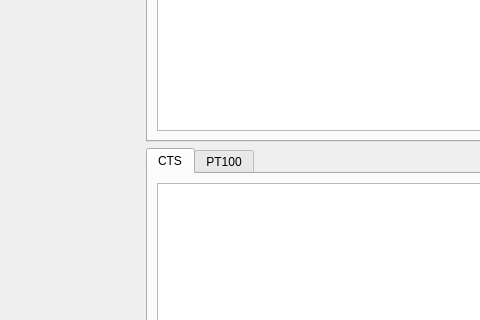
Above: comet_longterm/centralwidget.ui from hephy-dd/comet-longterm before the change; both pictures show x 251 to 731 and y 149 to 469 of the 978 by 587 pixel window. Below: the same form after it.
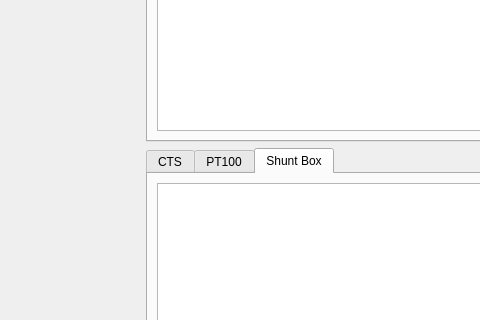
That is the form after the change. The open tabs and pages were chosen to show the change. Custom widgets are drawn as their Qt base class.

Commit message: refactored, added shunt box monitoring plot

What changed in the file:
```diff
--- a/comet_longterm/centralwidget.ui
+++ b/comet_longterm/centralwidget.ui
@@ -121,6 +121,16 @@
          </item>
         </layout>
        </widget>
+       <widget class="QWidget" name="shuntBoxTab">
+        <attribute name="title">
+         <string>Shunt Box</string>
+        </attribute>
+        <layout class="QGridLayout" name="gridLayout_5">
+         <item row="0" column="0">
+          <widget class="ChartView" name="shuntBoxChartView"/>
+         </item>
+        </layout>
+       </widget>
       </widget>
      </item>
     </layout>
```
The commit also changes 3 other files.
